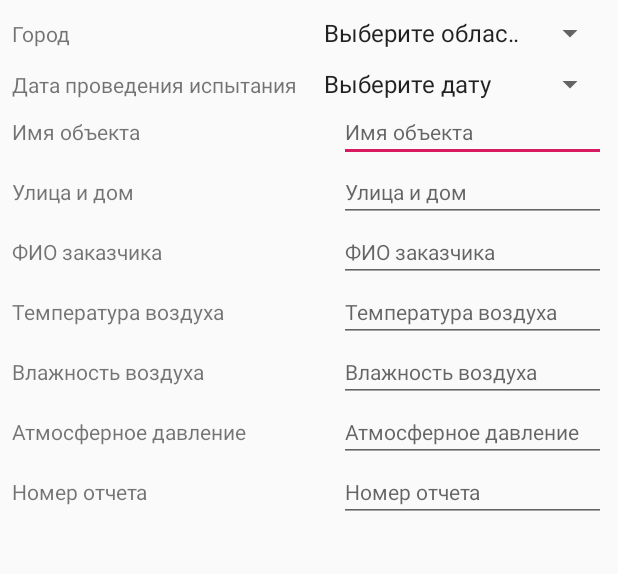
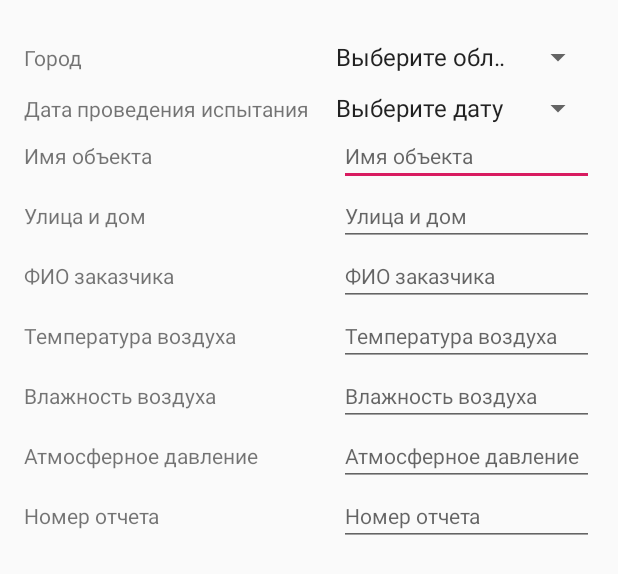
Before and after one commit to af2905/Job4j-Exam, an Android app: the layout custom_layout.xml on its own in the app's theme, with its tools: preview values and no code run, on a phone screen of 412 x 824 dp. Shown: the top 574 px of the screen. Run offline under Robolectric (Android 15) with nearby library versions, the phone set to English and light mode, and no system bars.

```diff
--- a/app/src/main/res/layout/activity_exam.xml
+++ b/app/src/main/res/layout/activity_exam.xml
@@ -1,5 +1,6 @@
 <?xml version="1.0" encoding="utf-8"?>
 <LinearLayout xmlns:android="http://schemas.android.com/apk/res/android"
+    style="@style/Padding"
     android:layout_width="match_parent"
     android:layout_height="match_parent"
     android:gravity="center"
--- a/app/src/main/res/layout/custom_layout.xml
+++ b/app/src/main/res/layout/custom_layout.xml
@@ -5,8 +5,7 @@
     android:layout_height="wrap_content">
 
     <LinearLayout
-        android:paddingLeft="8dp"
-        android:paddingRight="8dp"
+        style="@style/Padding"
         android:layout_width="match_parent"
         android:layout_height="wrap_content"
         android:orientation="vertical">
--- a/app/src/main/res/values/styles.xml
+++ b/app/src/main/res/values/styles.xml
@@ -18,4 +18,8 @@
         <item name="android:textSize">16sp</item>
     </style>
 
+    <style name="Padding">
+        <item name="android:padding">16dp</item>
+    </style>
+
 </resources>
--- a/build.gradle
+++ b/build.gradle
@@ -12,6 +12,8 @@ buildscript {
         // NOTE: Do not place your application dependencies here; they belong
         // in the individual module build.gradle files
     }
+
+
 }
 
 allprojects {
```
Also changed, not shown: app/build.gradle (+7 -3 lines), app/src/main/java/ru/job4j/job4jexam/ExamActivity.java (+15 -28 lines).
